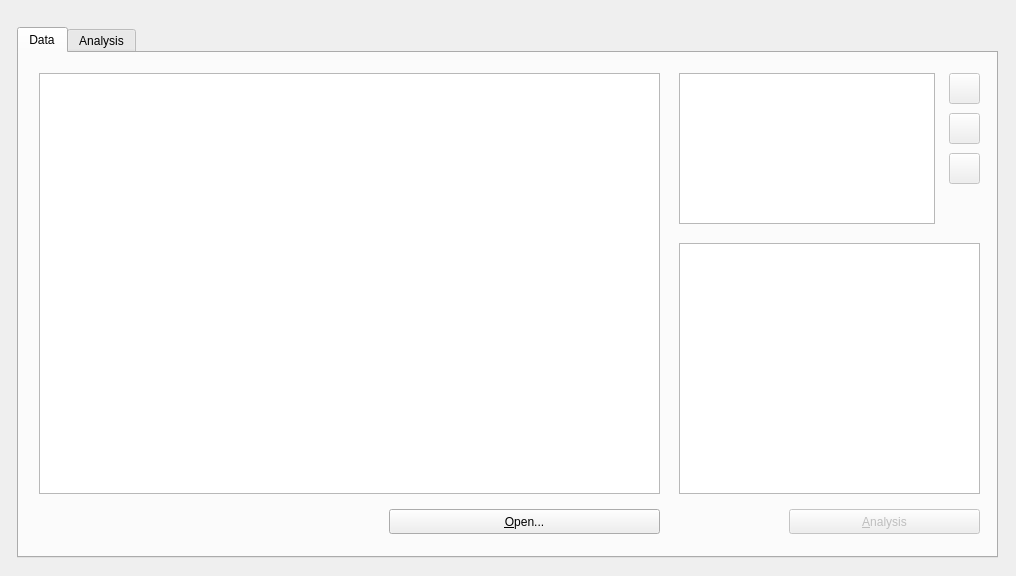
Before: the Qt Designer form app/ui/form_anova.ui in HansBug/dgdvapp, drawn with Qt 5.
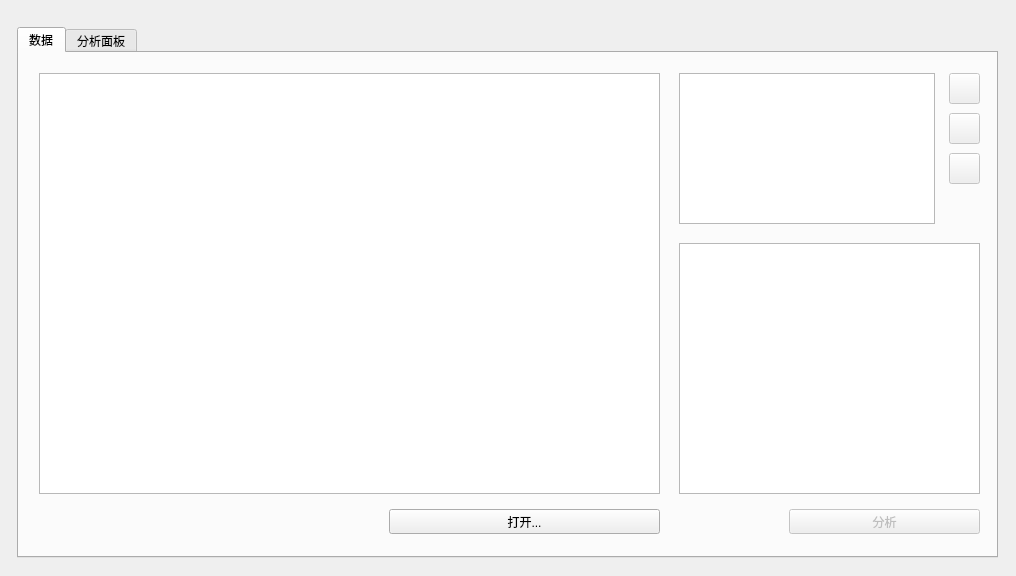
After: the same form once the commit is applied.

Diff of the .ui file:
```diff
--- a/app/ui/form_anova.ui
+++ b/app/ui/form_anova.ui
@@ -27,7 +27,7 @@
    </property>
    <widget class="QWidget" name="tab_data">
     <attribute name="title">
-     <string>Data</string>
+     <string>数据</string>
     </attribute>
     <widget class="QTableView" name="table_data">
      <property name="geometry">
@@ -49,7 +49,7 @@
       </rect>
      </property>
      <property name="text">
-      <string>&amp;Open...</string>
+      <string>打开...</string>
      </property>
      <property name="shortcut">
       <string>Ctrl+O</string>
@@ -78,7 +78,7 @@
       </rect>
      </property>
      <property name="text">
-      <string>&amp;Analysis</string>
+      <string>分析</string>
      </property>
      <property name="shortcut">
       <string>Return</string>
@@ -151,7 +151,7 @@
    </widget>
    <widget class="QWidget" name="tab_analysis">
     <attribute name="title">
-     <string>Analysis</string>
+     <string>分析面板</string>
     </attribute>
     <widget class="QTableView" name="table_analysis">
      <property name="geometry">
```
Left out of the diff: 4 changed lines with no effect on the pictures.
